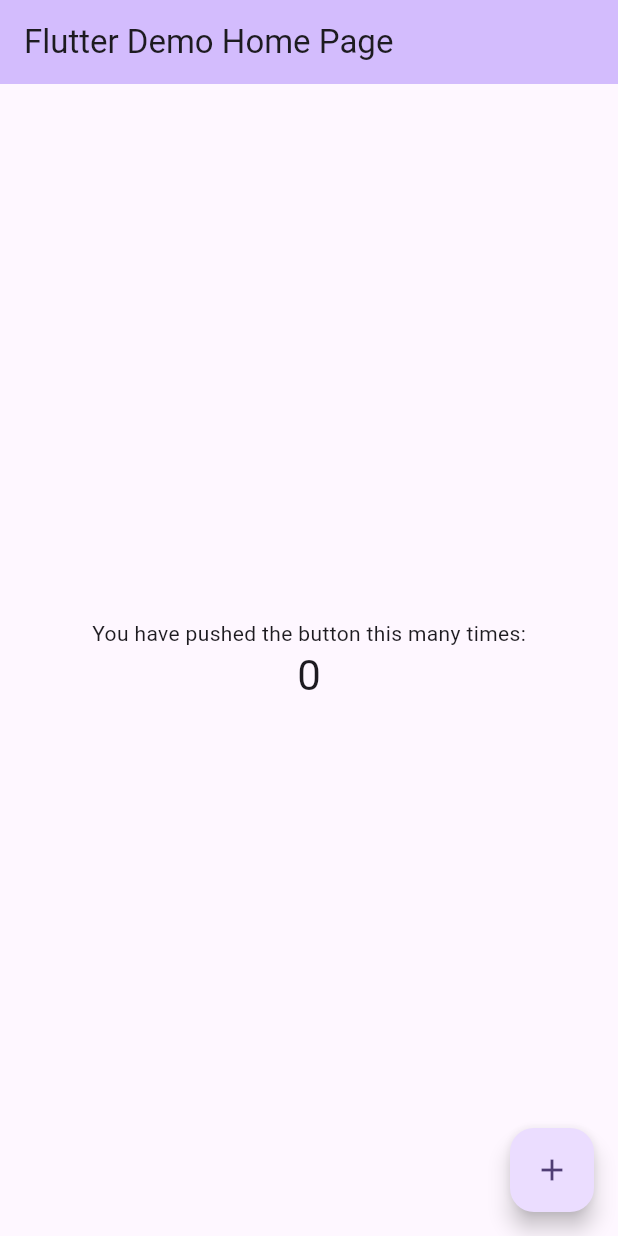
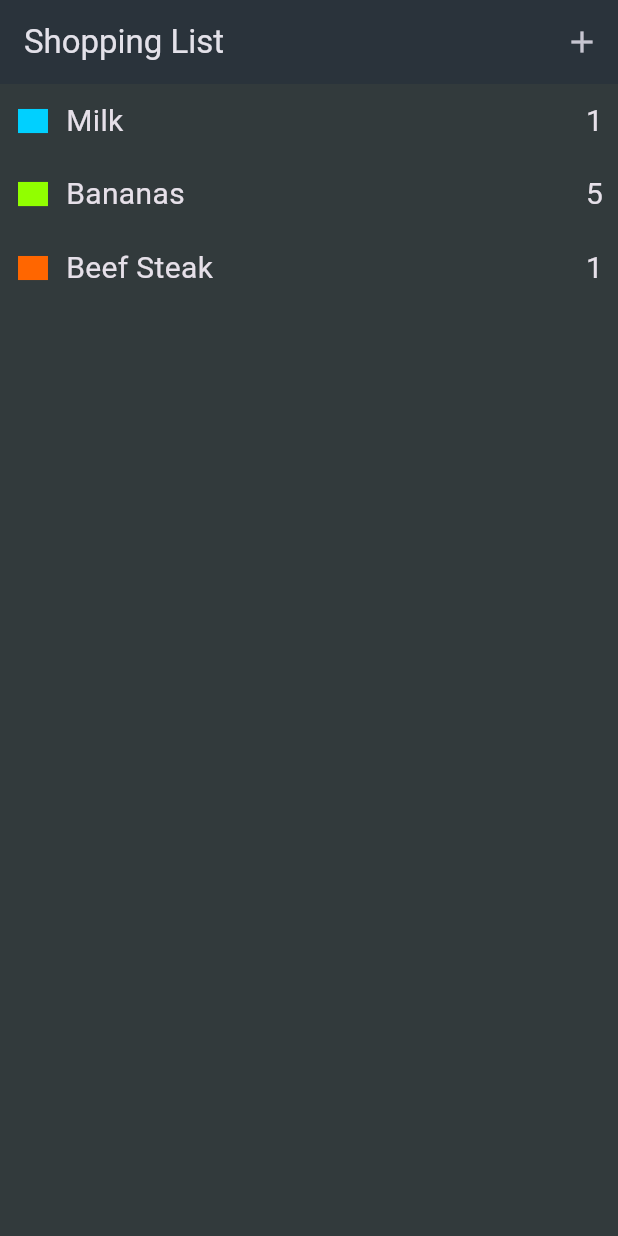
Before and after one commit to PJozeph/shopping-list-app, a Flutter app: the screen it shows after launch, on a phone screen of 412 x 824 dp. Run offline on Flutter 3.47's test engine with Material 3 defaults, Android fonts, the phone set to English and light mode, and no system bars.

Commit message:
Add categories, grocery items, and main app structure for shopping list

```diff
--- /dev/null
+++ b/lib/data/categories.dart
@@ -0,0 +1,23 @@
+import 'package:flutter/material.dart';
+import 'package:shopping_list/models/categories.dart';
+
+import 'package:shopping_list/models/category.dart';
+
+const categories = {
+  Categories.vegetables: Category(
+    'Vegetables',
+    Color.fromARGB(255, 0, 255, 128),
+  ),
+  Categories.fruit: Category('Fruit', Color.fromARGB(255, 145, 255, 0)),
+  Categories.meat: Category('Meat', Color.fromARGB(255, 255, 102, 0)),
+  Categories.dairy: Category('Dairy', Color.fromARGB(255, 0, 208, 255)),
+  Categories.carbs: Category('Carbs', Color.fromARGB(255, 0, 60, 255)),
+  Categories.sweets: Category('Sweets', Color.fromARGB(255, 255, 149, 0)),
+  Categories.spices: Category('Spices', Color.fromARGB(255, 255, 187, 0)),
+  Categories.convenience: Category(
+    'Convenience',
+    Color.fromARGB(255, 191, 0, 255),
+  ),
+  Categories.hygiene: Category('Hygiene', Color.fromARGB(255, 149, 0, 255)),
+  Categories.other: Category('Other', Color.fromARGB(255, 0, 225, 255)),
+};
--- /dev/null
+++ b/lib/data/dummy_items.dart
@@ -0,0 +1,24 @@
+import 'package:shopping_list/models/categories.dart';
+import 'package:shopping_list/models/category_item.dart';
+import 'package:shopping_list/data/categories.dart';
+
+final groceryItems = [
+  GroceryItem(
+    id: 'a',
+    name: 'Milk',
+    quantity: 1,
+    category: categories[Categories.dairy]!,
+  ),
+  GroceryItem(
+    id: 'b',
+    name: 'Bananas',
+    quantity: 5,
+    category: categories[Categories.fruit]!,
+  ),
+  GroceryItem(
+    id: 'c',
+    name: 'Beef Steak',
+    quantity: 1,
+    category: categories[Categories.meat]!,
+  ),
+];
--- a/lib/main.dart
+++ b/lib/main.dart
@@ -1,4 +1,5 @@
 import 'package:flutter/material.dart';
+import 'package:shopping_list/widgets/shopping_list_app_widget.dart';
 
 void main() {
   runApp(const MyApp());
@@ -11,112 +12,16 @@ class MyApp extends StatelessWidget {
   @override
   Widget build(BuildContext context) {
     return MaterialApp(
-      title: 'Flutter Demo',
-      theme: ThemeData(
-        // This is the theme of your application.
-        //
-        // TRY THIS: Try running your application with "flutter run". You'll see
-        // the application has a purple toolbar. Then, without quitting the app,
-        // try changing the seedColor in the colorScheme below to Colors.green
-        // and then invoke "hot reload" (save your changes or press the "hot
-        // reload" button in a Flutter-supported IDE, or press "r" if you used
-        // the command line to start the app).
-        //
-        // Notice that the counter didn't reset back to zero; the application
-        // state is not lost during the reload. To reset the state, use hot
-        // restart instead.
-        //
-        // This works for code too, not just values: Most code changes can be
-        // tested with just a hot reload.
-        colorScheme: ColorScheme.fromSeed(seedColor: Colors.deepPurple),
+      title: 'Flutter Groceries',
+      theme: ThemeData.dark().copyWith(
+        colorScheme: ColorScheme.fromSeed(
+          seedColor: const Color.fromARGB(255, 147, 166, 250),
+          brightness: Brightness.dark,
+          surface: const Color.fromARGB(255, 42, 51, 59),
+        ),
+        scaffoldBackgroundColor: const Color.fromARGB(255, 50, 58, 60),
       ),
-      home: const MyHomePage(title: 'Flutter Demo Home Page'),
+      home: const ShoppingListAppWidget(),
     );
   }
 }
-
-class MyHomePage extends StatefulWidget {
-  const MyHomePage({super.key, required this.title});
-
-  // This widget is the home page of your application. It is stateful, meaning
-  // that it has a State object (defined below) that contains fields that affect
-  // how it looks.
-
-  // This class is the configuration for the state. It holds the values (in this
-  // case the title) provided by the parent (in this case the App widget) and
-  // used by the build method of the State. Fields in a Widget subclass are
-  // always marked "final".
-
-  final String title;
-
-  @override
-  State<MyHomePage> createState() => _MyHomePageState();
-}
-
-class _MyHomePageState extends State<MyHomePage> {
-  int _counter = 0;
-
-  void _incrementCounter() {
-    setState(() {
-      // This call to setState tells the Flutter framework that something has
-      // changed in this State, which causes it to rerun the build method below
-      // so that the display can reflect the updated values. If we changed
-      // _counter without calling setState(), then the build method would not be
-      // called again, and so nothing would appear to happen.
-      _counter++;
-    });
-  }
-
-  @override
-  Widget build(BuildContext context) {
-    // This method is rerun every time setState is called, for instance as done
-    // by the _incrementCounter method above.
-    //
-    // The Flutter framework has been optimized to make rerunning build methods
-    // fast, so that you can just rebuild anything that needs updating rather
-    // than having to individually change instances of widgets.
-    return Scaffold(
-      appBar: AppBar(
-        // TRY THIS: Try changing the color here to a specific color (to
-        // Colors.amber, perhaps?) and trigger a hot reload to see the AppBar
-        // change color while the other colors stay the same.
-        backgroundColor: Theme.of(context).colorScheme.inversePrimary,
-        // Here we take the value from the MyHomePage object that was created by
-        // the App.build method, and use it to set our appbar title.
-        title: Text(widget.title),
-      ),
-      body: Center(
-        // Center is a layout widget. It takes a single child and positions it
-        // in the middle of the parent.
-        child: Column(
-          // Column is also a layout widget. It takes a list of children and
-          // arranges them vertically. By default, it sizes itself to fit its
-          // children horizontally, and tries to be as tall as its parent.
-          //
-          // Column has various properties to control how it sizes itself and
-          // how it positions its children. Here we use mainAxisAlignment to
-          // center the children vertically; the main axis here is the vertical
-          // axis because Columns are vertical (the cross axis would be
-          // horizontal).
-          //
-          // TRY THIS: Invoke "debug painting" (choose the "Toggle Debug Paint"
-          // action in the IDE, or press "p" in the console), to see the
-          // wireframe for each widget.
-          mainAxisAlignment: MainAxisAlignment.center,
-          children: <Widget>[
-            const Text('You have pushed the button this many times:'),
-            Text(
-              '$_counter',
-              style: Theme.of(context).textTheme.headlineMedium,
-            ),
-          ],
-        ),
-      ),
-      floatingActionButton: FloatingActionButton(
-        onPressed: _incrementCounter,
-        tooltip: 'Increment',
-        child: const Icon(Icons.add),
-      ), // This trailing comma makes auto-formatting nicer for build methods.
-    );
-  }
-}
--- /dev/null
+++ b/lib/models/categories.dart
@@ -0,0 +1,14 @@
+
+
+enum Categories {
+  vegetables,
+  fruit,
+  meat,
+  dairy,
+  carbs,
+  sweets,
+  spices,
+  convenience,
+  hygiene,
+  other,
+}
--- /dev/null
+++ b/lib/models/category.dart
@@ -0,0 +1,10 @@
+
+import 'package:flutter/material.dart';
+
+class Category {
+  final String name;
+  final Color color;
+  const Category(this.name, this.color);
+
+
+}
--- /dev/null
+++ b/lib/models/category_item.dart
@@ -0,0 +1,15 @@
+import 'package:shopping_list/models/category.dart';
+
+class GroceryItem {
+  final String id;
+  final String name;
+  final int quantity;
+  final Category category;
+
+  const GroceryItem({
+    required this.id,
+    required this.name,
+    required this.quantity,
+    required this.category,
+  });
+}
--- /dev/null
+++ b/lib/widgets/category_item_widget.dart
@@ -0,0 +1,28 @@
+import 'package:flutter/material.dart';
+import 'package:shopping_list/models/category_item.dart';
+
+class CategoryItem extends StatelessWidget {
+  final GroceryItem item;
+  const CategoryItem({super.key, required this.item});
+
+  @override
+  Widget build(BuildContext context) {
+    return Padding(
+      padding: const EdgeInsets.all(10.0),
+      child: Row(
+        children: [
+          Row(
+            mainAxisAlignment: MainAxisAlignment.start,
+            children: [
+              Icon(Icons.rectangle, color: item.category.color),
+              const SizedBox(width: 10),
+              Text(item.name, style: const TextStyle(fontSize: 20)),
+            ],
+          ),
+          const Spacer(),
+          Text('${item.quantity}', style: const TextStyle(fontSize: 20)),
+        ],
+      ),
+    );
+  }
+}
--- /dev/null
+++ b/lib/widgets/shopping_list_app_widget.dart
@@ -0,0 +1,36 @@
+import 'package:flutter/material.dart';
+import 'package:shopping_list/data/dummy_items.dart';
+import 'package:shopping_list/widgets/category_item_widget.dart';
+
+class ShoppingListAppWidget extends StatefulWidget {
+  const ShoppingListAppWidget({super.key});
+
+  @override
+  State<ShoppingListAppWidget> createState() => _ShoppingListAppWidgetState();
+}
+
+class _ShoppingListAppWidgetState extends State<ShoppingListAppWidget> {
+  @override
+  Widget build(BuildContext context) {
+    return Scaffold(
+      appBar: AppBar(
+        title: const Text('Shopping List'),
+        actions: [
+          IconButton(
+            icon: const Icon(Icons.add),
+            onPressed: () {
+              // Add your action here
+            },
+          ),
+        ],
+      ),
+      body: Column(
+        children: [
+          ...groceryItems.map((item) {
+            return CategoryItem(item: item);
+          }).toList(),
+        ],
+      ),
+    );
+  }
+}
```
